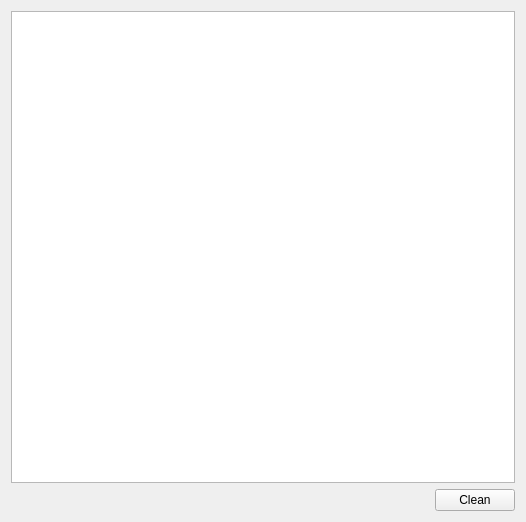
Above: logform.ui from 519984307/LaneManagement before the change. Below: the same form after it.
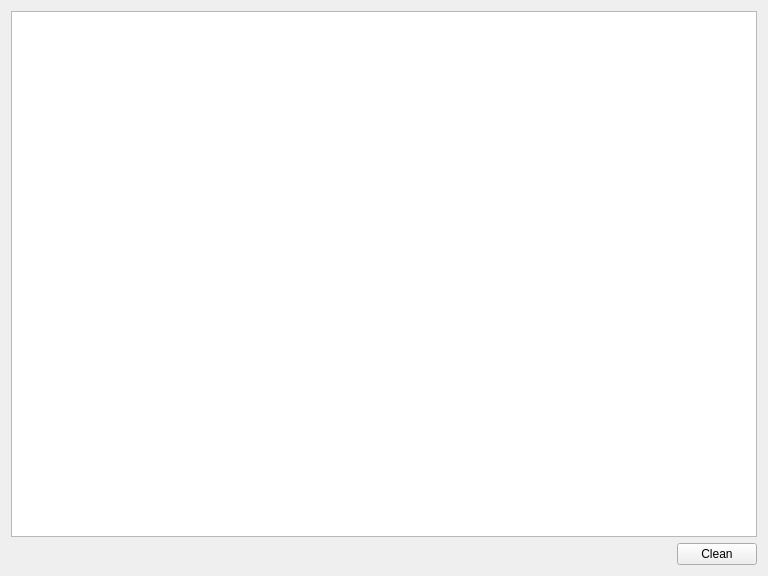
That is the form after the change.

Diff of the .ui file:
```diff
--- a/logform.ui
+++ b/logform.ui
@@ -6,8 +6,8 @@
    <rect>
     <x>0</x>
     <y>0</y>
-    <width>526</width>
-    <height>522</height>
+    <width>768</width>
+    <height>576</height>
    </rect>
   </property>
   <property name="windowTitle">
```
